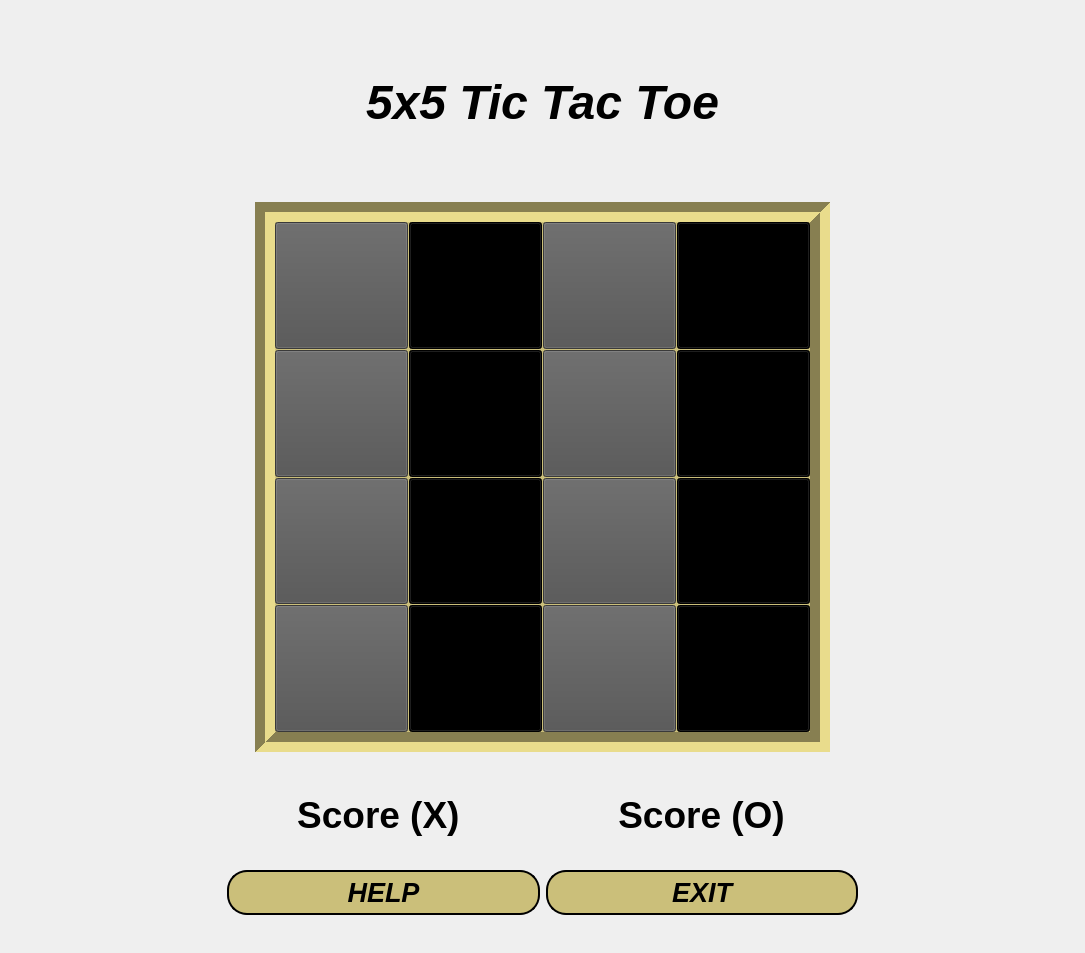
Mohammed-3tef/Tic_Tac_Masterpiece_GUI, file forms/fivebyfivegame.ui: the form before one commit.
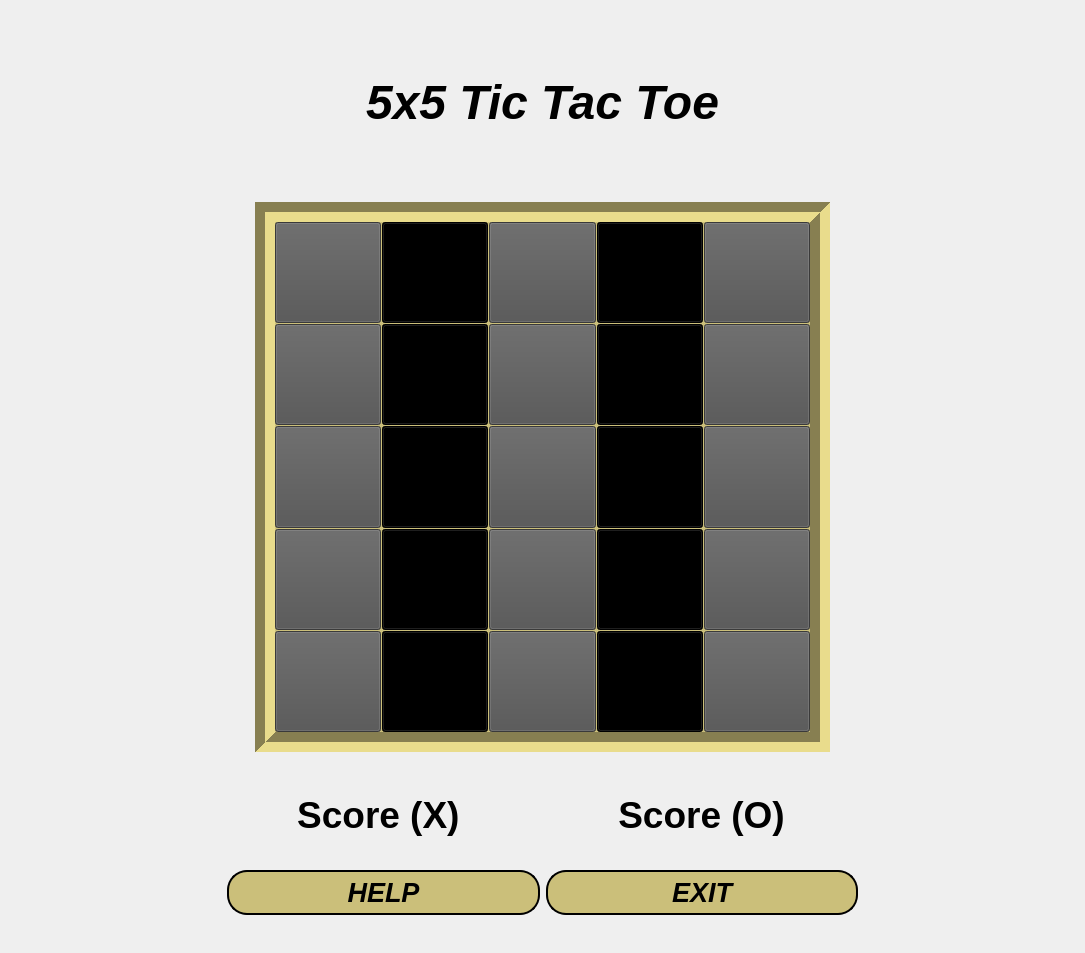
The form after the commit.

The edit to the form file:
```diff
--- a/forms/fivebyfivegame.ui
+++ b/forms/fivebyfivegame.ui
@@ -225,6 +225,31 @@
                  </property>
                 </widget>
                </item>
+               <item row="0" column="4">
+                <widget class="QPushButton" name="x15">
+                 <property name="sizePolicy">
+                  <sizepolicy hsizetype="Expanding" vsizetype="Expanding">
+                   <horstretch>0</horstretch>
+                   <verstretch>0</verstretch>
+                  </sizepolicy>
+                 </property>
+                 <property name="styleSheet">
+                  <string notr="true">QPushButton{
+background-color:rgb(81, 81, 81);
+font: 700  &quot;Segoe UI&quot;;
+}
+
+QPushButton:hover{
+	background-color: #fff;
+}
+
+</string>
+                 </property>
+                 <property name="text">
+                  <string/>
+                 </property>
+                </widget>
+               </item>
                <item row="1" column="0">
                 <widget class="QPushButton" name="x21">
                  <property name="sizePolicy">
@@ -325,6 +350,31 @@
                  </property>
                 </widget>
                </item>
+               <item row="1" column="4">
+                <widget class="QPushButton" name="x25">
+                 <property name="sizePolicy">
+                  <sizepolicy hsizetype="Expanding" vsizetype="Expanding">
+                   <horstretch>0</horstretch>
+                   <verstretch>0</verstretch>
+                  </sizepolicy>
+                 </property>
+                 <property name="styleSheet">
+                  <string notr="true">QPushButton{
+background-color:rgb(81, 81, 81);
+font: 700  &quot;Segoe UI&quot;;
+}
+
+QPushButton:hover{
+	background-color: #fff;
+}
+
+</string>
+                 </property>
+                 <property name="text">
+                  <string/>
+                 </property>
+                </widget>
+               </item>
                <item row="2" column="0">
                 <widget class="QPushButton" name="x31">
                  <property name="sizePolicy">
@@ -425,6 +475,31 @@
                  </property>
                 </widget>
                </item>
+               <item row="2" column="4">
+                <widget class="QPushButton" name="x35">
+                 <property name="sizePolicy">
+                  <sizepolicy hsizetype="Expanding" vsizetype="Expanding">
+                   <horstretch>0</horstretch>
+                   <verstretch>0</verstretch>
+                  </sizepolicy>
+                 </property>
+                 <property name="styleSheet">
+                  <string notr="true">QPushButton{
+background-color:rgb(81, 81, 81);
+font: 700  &quot;Segoe UI&quot;;
+}
+
+QPushButton:hover{
+	background-color: #fff;
+}
+
+</string>
+                 </property>
+                 <property name="text">
+                  <string/>
+                 </property>
+                </widget>
+               </item>
                <item row="3" column="0">
                 <widget class="QPushButton" name="x41">
                  <property name="sizePolicy">
@@ -525,6 +600,156 @@
                  </property>
                 </widget>
                </item>
+               <item row="3" column="4">
+                <widget class="QPushButton" name="x45">
+                 <property name="sizePolicy">
+                  <sizepolicy hsizetype="Expanding" vsizetype="Expanding">
+                   <horstretch>0</horstretch>
+                   <verstretch>0</verstretch>
+                  </sizepolicy>
+                 </property>
+                 <property name="styleSheet">
+                  <string notr="true">QPushButton{
+background-color:rgb(81, 81, 81);
+font: 700  &quot;Segoe UI&quot;;
+}
+
+QPushButton:hover{
+	background-color: #fff;
+}
+
+</string>
+                 </property>
+                 <property name="text">
+                  <string/>
+                 </property>
+                </widget>
+               </item>
+               <item row="4" column="0">
+                <widget class="QPushButton" name="x51">
+                 <property name="sizePolicy">
+                  <sizepolicy hsizetype="Expanding" vsizetype="Expanding">
+                   <horstretch>0</horstretch>
+                   <verstretch>0</verstretch>
+                  </sizepolicy>
+                 </property>
+                 <property name="styleSheet">
+                  <string notr="true">QPushButton{
+background-color:rgb(81, 81, 81);
+font: 700  &quot;Segoe UI&quot;;
+}
+
+QPushButton:hover{
+	background-color: #fff;
+}
+
+</string>
+                 </property>
+                 <property name="text">
+                  <string/>
+                 </property>
+                </widget>
+               </item>
+               <item row="4" column="1">
+                <widget class="QPushButton" name="x52">
+                 <property name="sizePolicy">
+                  <sizepolicy hsizetype="Expanding" vsizetype="Expanding">
+                   <horstretch>0</horstretch>
+                   <verstretch>0</verstretch>
+                  </sizepolicy>
+                 </property>
+                 <property name="styleSheet">
+                  <string notr="true">QPushButton{
+background-color: #000;
+font: 700  &quot;Segoe UI&quot;;
+}
+
+QPushButton:hover{
+	background-color: #fff;
+}
+
+</string>
+                 </property>
+                 <property name="text">
+                  <string/>
+                 </property>
+                </widget>
+               </item>
+               <item row="4" column="2">
+                <widget class="QPushButton" name="x53">
+                 <property name="sizePolicy">
+                  <sizepolicy hsizetype="Expanding" vsizetype="Expanding">
+                   <horstretch>0</horstretch>
+                   <verstretch>0</verstretch>
+                  </sizepolicy>
+                 </property>
+                 <property name="styleSheet">
+                  <string notr="true">QPushButton{
+background-color:rgb(81, 81, 81);
+font: 700  &quot;Segoe UI&quot;;
+}
+
+QPushButton:hover{
+	background-color: #fff;
+}
+
+</string>
+                 </property>
+                 <property name="text">
+                  <string/>
+                 </property>
+                </widget>
+               </item>
+               <item row="4" column="3">
+                <widget class="QPushButton" name="x54">
+                 <property name="sizePolicy">
+                  <sizepolicy hsizetype="Expanding" vsizetype="Expanding">
+                   <horstretch>0</horstretch>
+                   <verstretch>0</verstretch>
+                  </sizepolicy>
+                 </property>
+                 <property name="styleSheet">
+                  <string notr="true">QPushButton{
+background-color: #000;
+font: 700  &quot;Segoe UI&quot;;
+}
+
+QPushButton:hover{
+	background-color: #fff;
+}
+
+</string>
+                 </property>
+                 <property name="text">
+                  <string/>
+                 </property>
+                </widget>
+               </item>
+               <item row="4" column="4">
+                <widget class="QPushButton" name="x55">
+                 <property name="sizePolicy">
+                  <sizepolicy hsizetype="Expanding" vsizetype="Expanding">
+                   <horstretch>0</horstretch>
+                   <verstretch>0</verstretch>
+                  </sizepolicy>
+                 </property>
+                 <property name="styleSheet">
+                  <string notr="true">QPushButton{
+background-color:rgb(81, 81, 81);
+font: 700  &quot;Segoe UI&quot;;
+}
+
+QPushButton:hover{
+	background-color: #fff;
+}
+
+</string>
+                 </property>
+                 <property name="text">
+                  <string/>
+                 </property>
+                </widget>
+               </item>
               </layout>
              </widget>
             </item>
```
Left out of the diff: 1 changed line with no effect on the pictures.
